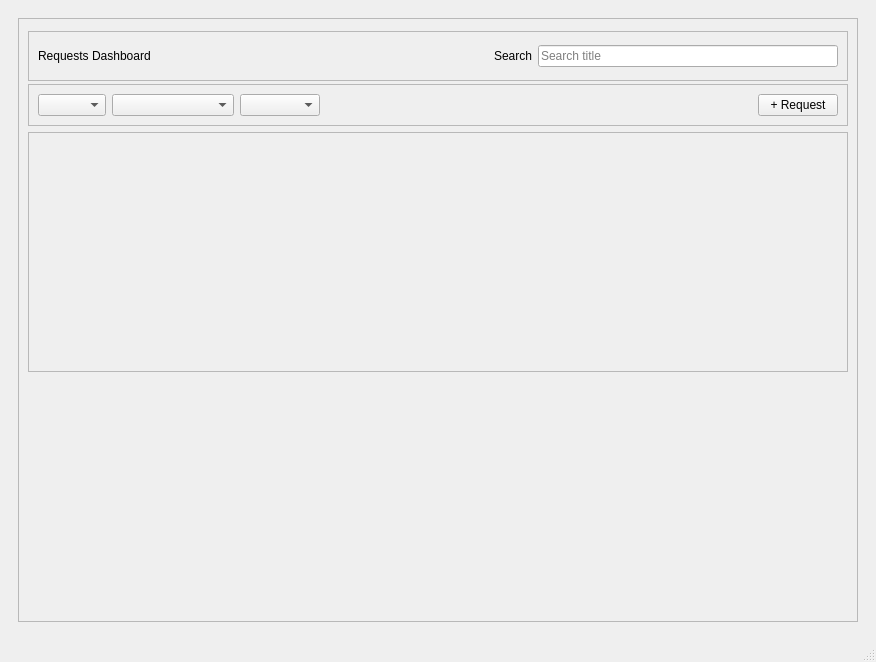
TransparentGlass/Merlin-s-Lamp--Request-Manager, file ui/merlins_lamp.ui: the form before one commit.
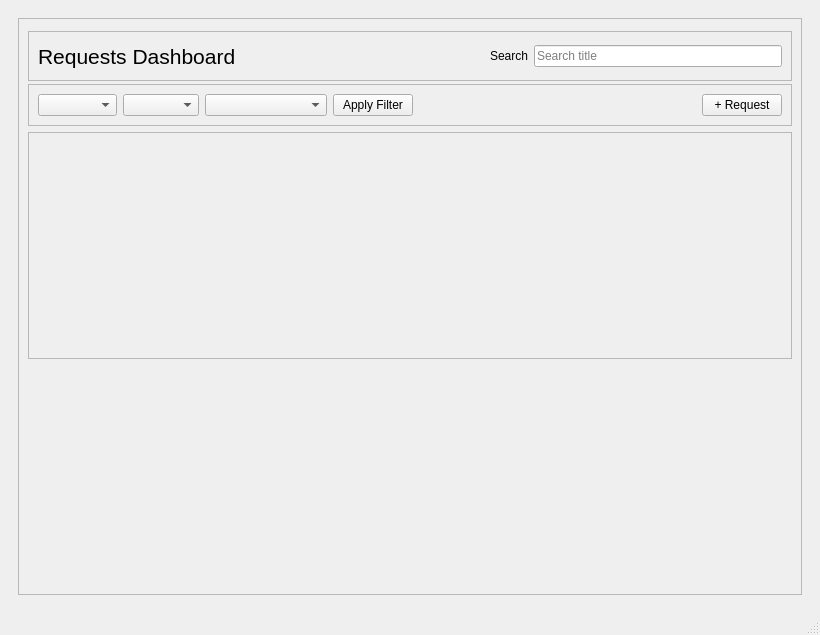
The form after the commit. The open tabs and pages were chosen to show the change.

Commit message: feature: add filter for priority, status, and request type. Changed fonts for the big titles.

```diff
--- a/ui/merlins_lamp.ui
+++ b/ui/merlins_lamp.ui
@@ -6,13 +6,13 @@
    <rect>
     <x>0</x>
     <y>0</y>
-    <width>876</width>
-    <height>662</height>
+    <width>820</width>
+    <height>635</height>
    </rect>
   </property>
   <property name="minimumSize">
    <size>
-    <width>0</width>
+    <width>820</width>
     <height>0</height>
    </size>
   </property>
@@ -26,6 +26,12 @@
    <string>MainWindow</string>
   </property>
   <widget class="QWidget" name="centralwidget">
+   <property name="minimumSize">
+    <size>
+     <width>720</width>
+     <height>0</height>
+    </size>
+   </property>
    <layout class="QHBoxLayout" name="horizontalLayout_6">
     <item>
      <widget class="QStackedWidget" name="stackedWidget">
@@ -237,6 +243,12 @@
        <layout class="QVBoxLayout" name="verticalLayout_5">
         <item>
          <widget class="QScrollArea" name="scrollArea_requestDashboard">
+          <property name="minimumSize">
+           <size>
+            <width>720</width>
+            <height>0</height>
+           </size>
+          </property>
           <property name="widgetResizable">
            <bool>true</bool>
           </property>
@@ -245,8 +257,8 @@
             <rect>
              <x>0</x>
              <y>0</y>
-             <width>838</width>
-             <height>581</height>
+             <width>782</width>
+             <height>554</height>
             </rect>
            </property>
            <layout class="QVBoxLayout" name="verticalLayout_14">
@@ -273,6 +285,11 @@
               <layout class="QHBoxLayout" name="horizontalLayout_4">
                <item>
                 <widget class="QLabel" name="label_request_dashboard">
+                 <property name="font">
+                  <font>
+                   <pointsize>16</pointsize>
+                  </font>
+                 </property>
                  <property name="text">
                   <string>Requests Dashboard</string>
                  </property>
@@ -336,7 +353,7 @@
                  </property>
                  <item>
                   <property name="text">
-                   <string>High</string>
+                   <string>ALL</string>
                   </property>
                  </item>
                  <item>
@@ -346,7 +363,42 @@
                  </item>
                  <item>
                   <property name="text">
-                   <string>Low</string>
+                   <string>MEDIUM</string>
+                  </property>
+                 </item>
+                 <item>
+                  <property name="text">
+                   <string>HIGH</string>
+                  </property>
+                 </item>
+                </widget>
+               </item>
+               <item>
+                <widget class="QComboBox" name="comboBox_SortStatus">
+                 <property name="currentIndex">
+                  <number>-1</number>
+                 </property>
+                 <property name="placeholderText">
+                  <string>Status</string>
+                 </property>
+                 <item>
+                  <property name="text">
+                   <string>ALL</string>
+                  </property>
+                 </item>
+                 <item>
+                  <property name="text">
+                   <string>Unread</string>
+                  </property>
+                 </item>
+                 <item>
+                  <property name="text">
+                   <string>Working</string>
+                  </property>
+                 </item>
+                 <item>
+                  <property name="text">
+                   <string>Finished</string>
                   </property>
                  </item>
                 </widget>
@@ -356,6 +408,16 @@
                  <property name="placeholderText">
                   <string>Request</string>
                  </property>
+                 <item>
+                  <property name="text">
+                   <string>ALL</string>
+                  </property>
+                 </item>
+                 <item>
+                  <property name="text">
+                   <string>Feature</string>
+                  </property>
+                 </item>
                  <item>
                   <property name="text">
                    <string>Commission</string>
@@ -384,25 +446,10 @@
                 </widget>
                </item>
                <item>
-                <widget class="QComboBox" name="comboBox_SortStatus">
-                 <property name="placeholderText">
-                  <string>Status</string>
+                <widget class="QPushButton" name="btn_apply_filter">
+                 <property name="text">
+                  <string>Apply Filter</string>
                  </property>
-                 <item>
-                  <property name="text">
-                   <string>On-going</string>
-                  </property>
-                 </item>
-                 <item>
-                  <property name="text">
-                   <string>Review</string>
-                  </property>
-                 </item>
-                 <item>
-                  <property name="text">
-                   <string>Finished</string>
-                  </property>
-                 </item>
                 </widget>
                </item>
                <item>
```
Left out of the diff: 40 changed lines with no effect on the pictures. The commit also changes 110 other files.
